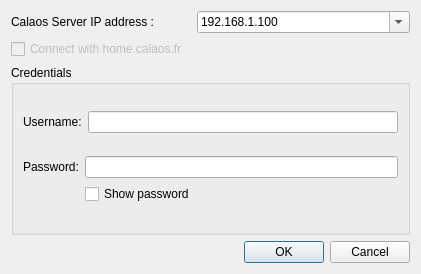
calaos/calaos_installer, file data/DialogSaveOnline.ui: the form before one commit.
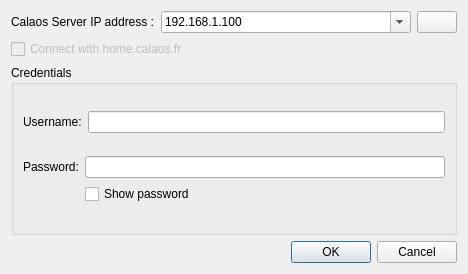
The form after the commit. Icons and pictures are not drawn.

Patch:
```diff
--- a/data/DialogSaveOnline.ui
+++ b/data/DialogSaveOnline.ui
@@ -6,7 +6,7 @@
    <rect>
     <x>0</x>
     <y>0</y>
-    <width>421</width>
+    <width>445</width>
     <height>274</height>
    </rect>
   </property>
@@ -23,7 +23,7 @@
      <item>
       <widget class="QLabel" name="label">
        <property name="sizePolicy">
-        <sizepolicy hsizetype="Preferred" vsizetype="Maximum">
+        <sizepolicy hsizetype="MinimumExpanding" vsizetype="Maximum">
          <horstretch>0</horstretch>
          <verstretch>0</verstretch>
         </sizepolicy>
@@ -35,6 +35,12 @@
      </item>
      <item>
       <widget class="QComboBox" name="comboIP">
+       <property name="minimumSize">
+        <size>
+         <width>250</width>
+         <height>0</height>
+        </size>
+       </property>
        <property name="editable">
         <bool>true</bool>
        </property>
@@ -65,6 +71,14 @@
        </item>
       </widget>
      </item>
+     <item>
+      <widget class="QPushButton" name="pushButtonDelPref">
+       <property name="icon">
+        <iconset resource="resources.qrc">
+         <normaloff>:/img/edit_remove.png</normaloff>:/img/edit_remove.png</iconset>
+       </property>
+      </widget>
+     </item>
     </layout>
    </item>
    <item>
```
